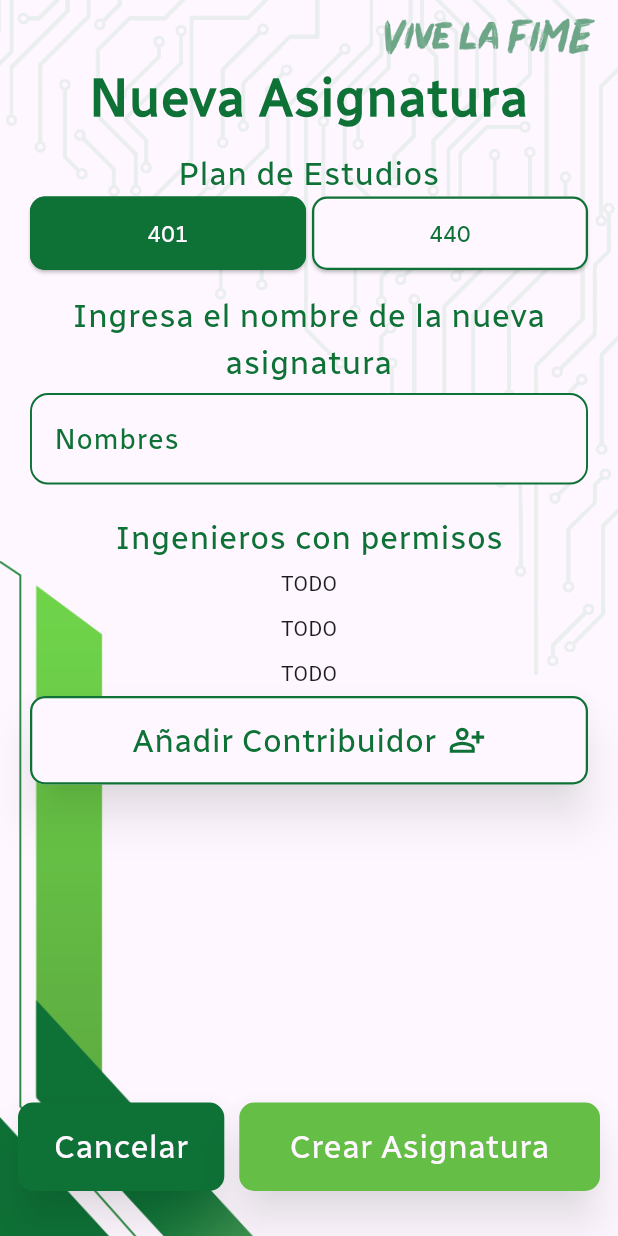
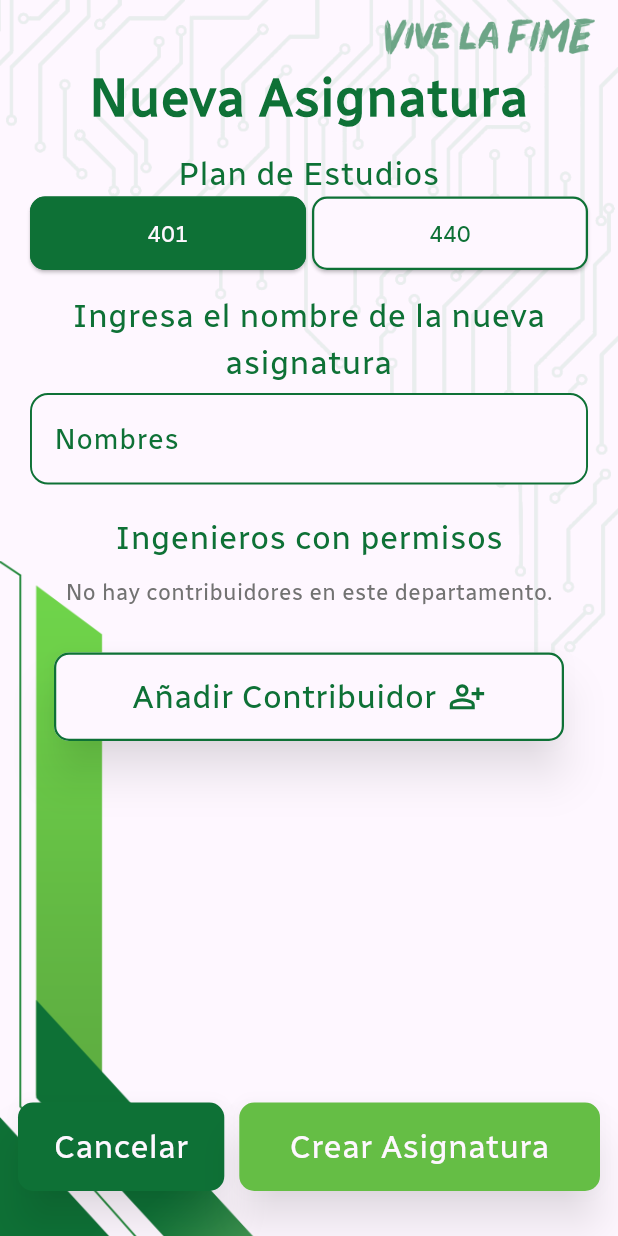
Before and after one commit to AntonioNoguera/project_atenea, a Flutter app: the SubjectCreateNewPage screen opened directly, on a phone screen of 412 x 824 dp. Run offline on Flutter 3.47's test engine with Material 3 defaults, Android fonts, the phone set to English and light mode, and no system bars; our stand-ins replace cloud_firestore, file_picker, firebase_core, flutter_colorpicker, flutter_svg, fluttertoast and 2 more; accounts and stored records are empty.

Commit message:
Feat [ Using Workspace on modify academy ] -> Pending using it on new subject

```diff
--- a/lib/src/presentation/pages/home/content_management/academies/detail/academy_detail_page.dart
+++ b/lib/src/presentation/pages/home/content_management/academies/detail/academy_detail_page.dart
@@ -210,7 +210,7 @@ class _AcademyDetailPageState extends State<AcademyDetailPage> {
                                   onPressed: () {
                                     Navigator.push(
                                       context,
-                                      AteneaPageAnimator(page: AcademyManageContent()),
+                                      AteneaPageAnimator(page: AcademyManageContent(managingAcademy: widget.academy,)),
                                     );
                                   },
                                 ),
--- a/lib/src/presentation/pages/home/content_management/subject/create/subject_create_new_page.dart
+++ b/lib/src/presentation/pages/home/content_management/subject/create/subject_create_new_page.dart
@@ -1,8 +1,8 @@
 import 'package:flutter/material.dart';
 import 'package:provider/provider.dart';
 
-import 'package:proyect_atenea/src/presentation/pages/home/content_management/academies/create/widget/academy_contributor_row.dart';
-import 'package:proyect_atenea/src/presentation/pages/home/content_management/academies/create/widget/add_contributor_dialog.dart';
+import 'package:proyect_atenea/src/domain/entities/shared/enum_fixed_values.dart';
+import 'package:proyect_atenea/src/presentation/pages/home/content_management/widgets/atenea_contributor_local_wokspace.dart';
 import 'package:proyect_atenea/src/presentation/providers/app_state_providers/active_index_notifier.dart';
 import 'package:proyect_atenea/src/presentation/values/app_theme.dart';
 import 'package:proyect_atenea/src/presentation/widgets/atenea_button_v2.dart';
@@ -11,8 +11,28 @@ import 'package:proyect_atenea/src/presentation/widgets/atenea_field.dart';
 import 'package:proyect_atenea/src/presentation/widgets/atenea_scaffold.dart';
 import 'package:proyect_atenea/src/presentation/widgets/toggle_buttons_widget%20.dart';
 
-class SubjectCreateNewPage extends StatelessWidget {
+class SubjectCreateNewPage extends StatefulWidget {
   const SubjectCreateNewPage({super.key});
+
+  @override
+  _SubjectCreateNewPageState createState() => _SubjectCreateNewPageState();
+}
+
+class _SubjectCreateNewPageState extends State<SubjectCreateNewPage> {
+  final TextEditingController _subjectNameController = TextEditingController();
+  final GlobalKey<AteneaContributorLocalWorkspaceState> _childKey = GlobalKey<AteneaContributorLocalWorkspaceState>();
+
+  @override
+  void dispose() {
+    _subjectNameController.dispose();
+    super.dispose();
+  }
+
+  void _invokeChildSaveChanges() {
+    if (_childKey.currentState != null) {
+      _childKey.currentState!.saveChanges(context);
+    }
+  }
 
   void _handleToggle(BuildContext context, int index) {
     Provider.of<ActiveIndexNotifier>(context, listen: false).setActiveIndex(index);
@@ -33,9 +53,7 @@ class SubjectCreateNewPage extends StatelessWidget {
                     padding: const EdgeInsets.symmetric(horizontal: 20.0),
                     child: Column(
                       children: [
-
                         const SizedBox(height: 10.0),
-
                         Text(
                           'Nueva Asignatura',
                           textAlign: TextAlign.center,
@@ -45,9 +63,7 @@ class SubjectCreateNewPage extends StatelessWidget {
                             weight: FontWeights.semibold,
                           ),
                         ),
-
                         const SizedBox(height: 10.0),
-
                         Text(
                           'Plan de Estudios',
                           textAlign: TextAlign.center,
@@ -57,14 +73,11 @@ class SubjectCreateNewPage extends StatelessWidget {
                             weight: FontWeights.regular,
                           ),
                         ),
-
                         ToggleButtonsWidget(
                           onToggle: (index) => _handleToggle(context, index),
                           toggleOptions: const ['401', '440'],
                         ),
-
                         const SizedBox(height: 15.0),
-
                         Text(
                           'Ingresa el nombre de la nueva asignatura',
                           textAlign: TextAlign.center,
@@ -74,16 +87,13 @@ class SubjectCreateNewPage extends StatelessWidget {
                             color: AppColors.primaryColor,
                           ),
                         ),
-
                         const SizedBox(height: 5.0),
-
-                        const AteneaField(
+                        AteneaField(
                           placeHolder: 'Nuevo Nombre',
                           inputNameText: 'Nombres',
+                          controller: _subjectNameController,
                         ),
-
                         const SizedBox(height: 20.0),
-
                         Text(
                           'Ingenieros con permisos',
                           style: AppTextStyles.builder(
@@ -91,62 +101,14 @@ class SubjectCreateNewPage extends StatelessWidget {
                             color: AppColors.primaryColor,
                           ),
                         ),
-
                         Flexible(
-                          child: SingleChildScrollView(
-                            child: Column(
-                              children: List.generate(3, (index) {
-                                return const Padding(
-                                  padding:   EdgeInsets.symmetric(vertical: 5.0),
-
-                                  child: Text('TODO'),/*AcademyContributorRow(
-                                    index: index,
-                                    content: 'Item $index',
-                                    onClose: () => {
-                                      print(index)
-                                    },
-                                  ),
-                                  */
-                                );
-                              }),
-                            ),
+                          child: AteneaContributorLocalWorkspace(
+                            key: _childKey,
+                            entityUUID: 'unique-subject-id', // ID de la asignatura
+                            entityType: SystemEntitiesTypes.subject,
                           ),
                         ),
-
-                        AteneaButtonV2(
-                          onPressed: () {
-                            /*
-                            showDialog(
-                              context: context,
-                              builder: (BuildContext context) {
-                                return const AddContributorDialog();
-                              },
-                            );
-                            */
-                          },
-
-                          btnStyles: const AteneaButtonStyles(
-                            backgroundColor: AppColors.ateneaWhite,
-                            textColor: AppColors.primaryColor,
-                            hasBorder: true
-                          ),
-
-                          svgIcon:SvgButtonStyle(
-                            svgPath: 'assets/svg/add_user.svg',
-                            svgDimentions: 25
-                          ),
-
-                          textStyle: AppTextStyles.builder(
-                            color: AppColors.primaryColor,
-                            size: FontSizes.h5,
-                            weight: FontWeights.light,
-                          ),
-
-                          text: 'Añadir Contribuidor',
-                        ),
-
                         const SizedBox(height: 60.0),
-
                       ],
                     ),
                   ),
@@ -164,19 +126,14 @@ class SubjectCreateNewPage extends StatelessWidget {
                             },
                             text: 'Cancelar',
                           ),
-
                           const SizedBox(width: 10.0),
-
                           Expanded(
                             child: AteneaButtonV2(
                               btnStyles: const AteneaButtonStyles(
                                 backgroundColor: AppColors.secondaryColor,
                                 textColor: AppColors.ateneaWhite,
                               ),
-
-                              onPressed: () {
-                                Navigator.pop(context);
-                              },
+                              onPressed: _invokeChildSaveChanges, // Invoca la acción del hijo
                               text: 'Crear Asignatura',
                             ),
                           ),
--- a/lib/src/presentation/pages/home/content_management/widgets/atenea_contributor_local_wokspace.dart
+++ b/lib/src/presentation/pages/home/content_management/widgets/atenea_contributor_local_wokspace.dart
@@ -201,15 +201,20 @@ class AteneaContributorLocalWorkspaceState
         _permissionsToRemove.clear();
       });
 
+      if (mounted) {
         ScaffoldMessenger.of(context).showSnackBar(
           const SnackBar(content: Text('Cambios guardados con éxito')),
         );
 
       _fetchContributors();
+      }
+
     } catch (e) {
+       if (mounted) {
         ScaffoldMessenger.of(context).showSnackBar(
           SnackBar(content: Text('Error al guardar cambios: $e')),
         );
+      }
     }
   }
 
```
Also changed, not shown: lib/src/presentation/pages/home/content_management/academies/manage_content/academy_manage_content.dart (+60 -76 lines). Lines whose indentation alone changed are shown as unchanged.
